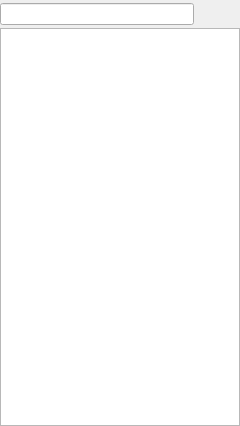
First picture: the form in src/CoreGui/source/SideWidgetFileSystem.ui, repository JPNaude/Qtilities, before the edit.
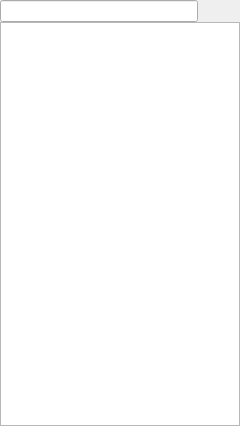
Second picture: the form after the edit. Icons and pictures are not drawn.

Commit message: [+] Added DynamicSideWidgetViewer::sideViewerWidgetInterfaces() and DynamicSideWidgetViewer::sideViewerWidgets() [+] Improved layout in side viewer widgets. [+] Added setProjectMenuItemsTargetMenu(), projectMenuItemsTargetMenu(), setProjectMenuItemsBeforeCommand(), projectMenuItemsBeforeCommand() to ProjectManager. [*] Project Management Plugin: Now uses the new projectMenuItemsTargetMenu() and projectMenuItemsBeforeCommand() functions in ProjectManager to determine where                                project menu items should be placed. Previously this was hard coded.

Patch:
```diff
--- a/src/CoreGui/source/SideWidgetFileSystem.ui
+++ b/src/CoreGui/source/SideWidgetFileSystem.ui
@@ -18,7 +18,7 @@
     <number>0</number>
    </property>
    <property name="topMargin">
-    <number>3</number>
+    <number>0</number>
    </property>
    <property name="rightMargin">
     <number>0</number>
@@ -26,8 +26,11 @@
    <property name="bottomMargin">
     <number>0</number>
    </property>
-   <property name="spacing">
-    <number>3</number>
+   <property name="horizontalSpacing">
+    <number>1</number>
+   </property>
+   <property name="verticalSpacing">
+    <number>0</number>
    </property>
    <item row="0" column="0">
     <widget class="QLineEdit" name="txtCurrentPath">
```
The commit also changes 11 other files.
